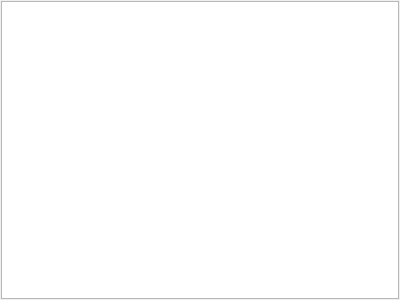
The window that Develompent/Source/Engine/WorldEd/Source/Widgets/ContentBrowserWidget.ui (zombihello/lifeEngine) describes before a commit, drawn with Qt 5.
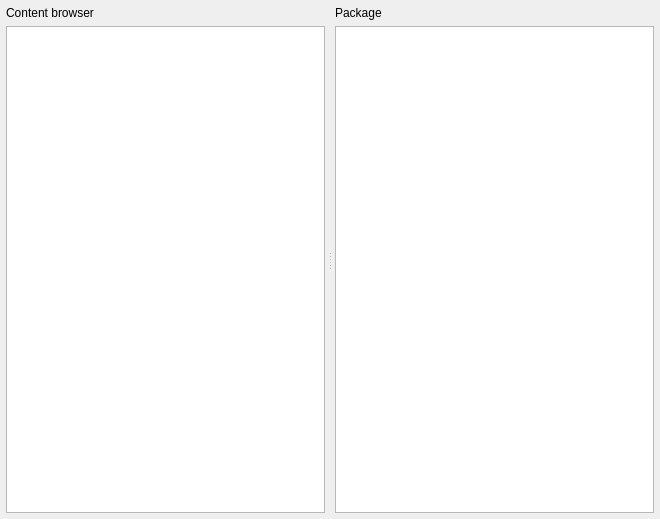
The same window after the commit. Custom widgets are drawn as their Qt base class.

Commit message: Added icons for executable file on Windows. Fixed unload unused packages. Added icons of files in content browser. Implemented package browser for LPAKs

```diff
--- a/Develompent/Source/Engine/WorldEd/Source/Widgets/ContentBrowserWidget.ui
+++ b/Develompent/Source/Engine/WorldEd/Source/Widgets/ContentBrowserWidget.ui
@@ -6,8 +6,8 @@
    <rect>
     <x>0</x>
     <y>0</y>
-    <width>400</width>
-    <height>300</height>
+    <width>660</width>
+    <height>519</height>
    </rect>
   </property>
   <property name="contextMenuPolicy">
@@ -20,23 +20,52 @@
    <string>Widget_Console</string>
   </property>
   <layout class="QHBoxLayout" name="horizontalLayout">
-   <property name="spacing">
-    <number>1</number>
+   <property name="leftMargin">
+    <number>3</number>
    </property>
+   <property name="topMargin">
+    <number>3</number>
+   </property>
+   <property name="rightMargin">
+    <number>3</number>
+   </property>
+   <property name="bottomMargin">
+    <number>3</number>
+   </property>
+   <item>
+    <widget class="QSplitter" name="splitter">
+     <property name="orientation">
+      <enum>Qt::Horizontal</enum>
+     </property>
+     <widget class="QWidget" name="">
+      <layout class="QVBoxLayout" name="verticalLayout">
    <property name="leftMargin">
-    <number>1</number>
+        <number>3</number>
    </property>
    <property name="topMargin">
-    <number>1</number>
+        <number>3</number>
    </property>
    <property name="rightMargin">
-    <number>1</number>
+        <number>3</number>
    </property>
    <property name="bottomMargin">
-    <number>1</number>
-   </property>
+        <number>3</number>
+       </property>
+       <item>
+        <widget class="QLabel" name="label_exploer">
+         <property name="text">
+          <string>Content browser</string>
+         </property>
+        </widget>
+       </item>
    <item>
     <widget class="WeContentBrowser" name="treeView_contentBrowser">
+         <property name="sizePolicy">
+          <sizepolicy hsizetype="Expanding" vsizetype="Expanding">
+           <horstretch>0</horstretch>
+           <verstretch>0</verstretch>
+          </sizepolicy>
+         </property>
      <property name="contextMenuPolicy">
       <enum>Qt::CustomContextMenu</enum>
      </property>
@@ -71,6 +100,36 @@
    </item>
   </layout>
  </widget>
+     <widget class="QWidget" name="">
+      <layout class="QVBoxLayout" name="verticalLayout_2">
+       <property name="leftMargin">
+        <number>3</number>
+       </property>
+       <property name="topMargin">
+        <number>3</number>
+       </property>
+       <property name="rightMargin">
+        <number>3</number>
+       </property>
+       <property name="bottomMargin">
+        <number>3</number>
+       </property>
+       <item>
+        <widget class="QLabel" name="label_package">
+         <property name="text">
+          <string>Package</string>
+         </property>
+        </widget>
+       </item>
+       <item>
+        <widget class="WePackageBrowser" name="listView_packageBrowser"/>
+       </item>
+      </layout>
+     </widget>
+    </widget>
+   </item>
+  </layout>
+ </widget>
  <layoutdefault spacing="6" margin="11"/>
  <customwidgets>
   <customwidget>
@@ -78,6 +137,11 @@
    <extends>QTreeView</extends>
    <header>System/ContentBrowser.h</header>
   </customwidget>
+  <customwidget>
+   <class>WePackageBrowser</class>
+   <extends>QListView</extends>
+   <header>System/PackageBrowser.h</header>
+  </customwidget>
  </customwidgets>
  <resources/>
  <connections/>
```
Lines whose indentation alone changed are shown as unchanged. The commit also changes 37 other files.
